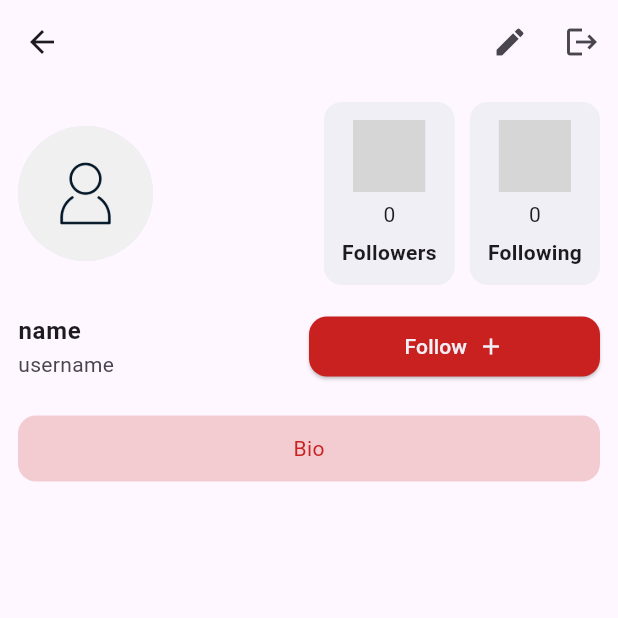
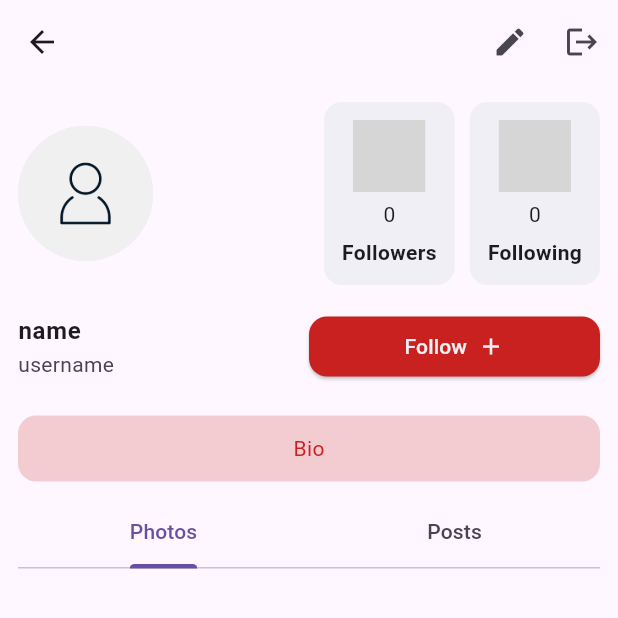
Before and after one commit to karemAlsayed/social_media_app, a Flutter app: the ProfilePage screen opened directly, on a phone screen of 412 x 824 dp, the top half of it. Run offline on Flutter 3.47's test engine with Material 3 defaults, Android fonts, the phone set to English and light mode, and no system bars; our stand-ins replace cloud_firestore, firebase_auth, firebase_core, firebase_storage, flutter_svg, gap and 2 more; missing offline and left inert: image_stack; accounts and stored records are empty; grey boxes are pictures that could not be loaded.

Commit message:
profile is done

```diff
--- a/lib/screens/profile.dart
+++ b/lib/screens/profile.dart
@@ -1,8 +1,11 @@
+import 'package:cloud_firestore/cloud_firestore.dart';
 import 'package:firebase_auth/firebase_auth.dart';
 import 'package:flutter/material.dart';
 import 'package:gap/gap.dart';
 import 'package:image_stack/image_stack.dart';
 import 'package:social_media_app/colors/app_colors.dart';
+import 'package:social_media_app/widgets/post_card.dart';
+import 'package:social_media_app/widgets/posts_grid_view.dart';
 
 class ProfilePage extends StatefulWidget {
   const ProfilePage({super.key});
@@ -11,19 +14,16 @@ class ProfilePage extends StatefulWidget {
   State<ProfilePage> createState() => _HomePageState();
 }
 
-class _HomePageState extends State<ProfilePage> {
+class _HomePageState extends State<ProfilePage> with TickerProviderStateMixin {
+  late TabController tabController = TabController(length: 2, vsync: this);
   @override
   Widget build(BuildContext context) {
     return Scaffold(
-
       appBar: AppBar(
         actions: [
-          IconButton(onPressed: () {
-
-          }, icon: const Icon(Icons.edit)),
+          IconButton(onPressed: () {}, icon: const Icon(Icons.edit)),
           IconButton(
               onPressed: () async {
-
                 await FirebaseAuth.instance.signOut();
               },
               icon: const Icon(Icons.logout))
@@ -35,15 +35,16 @@ class _HomePageState extends State<ProfilePage> {
           children: [
             Row(
               children: [
-                const CircleAvatar(radius: 45,backgroundImage: AssetImage('assets/profile.png'),),
+                const CircleAvatar(
+                  radius: 45,
+                  backgroundImage: AssetImage('assets/profile.png'),
+                ),
                 const Spacer(),
                 Container(
                   padding: const EdgeInsets.all(12),
                   decoration: BoxDecoration(
                       color: kWhiteColor,
-                    borderRadius: BorderRadius.circular(12)
-
-                  ),
+                      borderRadius: BorderRadius.circular(12)),
                   child: Column(
                     children: [
                       ImageStack(
@@ -51,14 +52,18 @@ class _HomePageState extends State<ProfilePage> {
                           imageBorderWidth: 1,
                           imageBorderColor: Colors.white,
                           imageSource: ImageSource.Asset,
-                        imageList: const[
+                          imageList: const [
                             'assets/woman.png',
                             'assets/man.png'
-                        ], totalCount: 2),
+                          ],
+                          totalCount: 2),
                       const Gap(5),
                       const Text('0'),
                       const Gap(5),
-                        const Text('Followers',style: TextStyle(fontWeight: FontWeight.w700),)
+                      const Text(
+                        'Followers',
+                        style: TextStyle(fontWeight: FontWeight.w700),
+                      )
                     ],
                   ),
                 ),
@@ -67,9 +72,7 @@ class _HomePageState extends State<ProfilePage> {
                   padding: const EdgeInsets.all(12),
                   decoration: BoxDecoration(
                       color: kWhiteColor,
-                    borderRadius: BorderRadius.circular(12)
-
-                  ),
+                      borderRadius: BorderRadius.circular(12)),
                   child: Column(
                     children: [
                       ImageStack(
@@ -77,18 +80,21 @@ class _HomePageState extends State<ProfilePage> {
                           imageBorderWidth: 1,
                           imageBorderColor: Colors.white,
                           imageSource: ImageSource.Asset,
-                        imageList: const[
+                          imageList: const [
                             'assets/woman.png',
                             'assets/man.png'
-                        ], totalCount: 2),
+                          ],
+                          totalCount: 2),
                       const Gap(5),
                       const Text('0'),
                       const Gap(5),
-                        const Text('Following',style: TextStyle(fontWeight: FontWeight.w700),)
+                      const Text(
+                        'Following',
+                        style: TextStyle(fontWeight: FontWeight.w700),
+                      )
                     ],
                   ),
                 ),
-
               ],
             ),
             const Gap(5),
@@ -97,7 +103,10 @@ class _HomePageState extends State<ProfilePage> {
                 const Expanded(
                   child: ListTile(
                     contentPadding: EdgeInsets.all(0),
-                    title: Text('name',style: TextStyle(fontWeight: FontWeight.bold),),
+                    title: Text(
+                      'name',
+                      style: TextStyle(fontWeight: FontWeight.bold),
+                    ),
                     subtitle: Text('username'),
                   ),
                 ),
@@ -105,14 +114,11 @@ class _HomePageState extends State<ProfilePage> {
                   child: ElevatedButton(
                       style: ElevatedButton.styleFrom(
                           shape: RoundedRectangleBorder(
-                        borderRadius: BorderRadius.circular(12)
-                      ),
+                              borderRadius: BorderRadius.circular(12)),
                           foregroundColor: kWhiteColor,
-                      backgroundColor: kPrimaryColor
-                    ),
-                    onPressed: () {
-
-                  }, child: const Row(
+                          backgroundColor: kPrimaryColor),
+                      onPressed: () {},
+                      child: const Row(
                         crossAxisAlignment: CrossAxisAlignment.center,
                         mainAxisAlignment: MainAxisAlignment.center,
                         children: [
@@ -122,22 +128,89 @@ class _HomePageState extends State<ProfilePage> {
                         ],
                       )),
                 )
-
               ],
             ),
             const Gap(10),
             Row(
               children: [
-                Expanded(child: Container(
-                  child: Center(child: Text('Bio',style: TextStyle(color: kPrimaryColor),)),
+                Expanded(
+                  child: Container(
                     padding: const EdgeInsets.all(12),
                     decoration: BoxDecoration(
                         color: kPrimaryColor.withOpacity(0.2),
-                    borderRadius: BorderRadius.circular(12)
+                        borderRadius: BorderRadius.circular(12)),
+                    child: Center(
+                        child: Text(
+                      'Bio',
+                      style: TextStyle(color: kPrimaryColor),
+                    )),
                   ),
-                ))
+                ),
               ],
+            ),
+            const Gap(10),
+            TabBar(
+              controller: tabController,
+              tabs: const [
+                Tab(
+                  text: 'Photos',
+                ),
+                Tab(
+                  text: 'Posts',
+                ),
+              ],
+            ),
+            Expanded(
+              child: TabBarView(
+                controller: tabController,
+                children: [
+                  FutureBuilder(
+                    future:
+                        FirebaseFirestore.instance.collection('posts').where('userId', isEqualTo: FirebaseAuth.instance.currentUser!.uid).get(),
+                    builder: (context, AsyncSnapshot snapshot) {
+                      if (snapshot.hasError) {
+                        return const Text('error');
+                      }
+                      if (snapshot.connectionState == ConnectionState.done) {
+                        return PostsGridView(
+                          snapshot: snapshot,
+                        );
+                      }
+                      return const Center(child: CircularProgressIndicator());
+                    },
+                  ),
+                  FutureBuilder(
+                    future:
+                        FirebaseFirestore.instance.collection('posts').where('userId', isEqualTo: FirebaseAuth.instance.currentUser!.uid).get(),
+                    builder: (context, AsyncSnapshot snapshot) {
+                      if (snapshot.hasError) {
+                        return const Text('error');
+                      }
+                      if (snapshot.connectionState == ConnectionState.done) {
+                        return ListView.builder(
+                          itemCount: snapshot.data.docs.length,
+                          itemBuilder: (context, index) {
+                            dynamic item = snapshot.data.docs[index];
+                            dynamic data = snapshot.data! as dynamic;
+
+                            return PostCard(
+                              description: data.docs[index]['description'],
+                              image: item['postImage'],
+                              name: item['displayName'],
+                              profileImage: item['userProfilePicture'],
+                              // ignore: prefer_interpolation_to_compose_strings
+                              userName: '@' + item["userName"],
+                              date: item['date'].toDate().toString(),
+                            );
+                          },
+                        );
+                      }
+                      return const Center(child: CircularProgressIndicator());
+                    },
                   )
+                ],
+              ),
+            ),
           ],
         ),
       ),
--- /dev/null
+++ b/lib/widgets/posts_grid_view.dart
@@ -0,0 +1,28 @@
+import 'package:flutter/material.dart';
+
+class PostsGridView extends StatelessWidget {
+  const PostsGridView(
+      {super.key,  required this.snapshot});
+
+  final AsyncSnapshot snapshot;
+
+  @override
+  Widget build(BuildContext context) {
+    return GridView.builder(
+      itemCount: snapshot.data.docs.length,
+      gridDelegate: const SliverGridDelegateWithFixedCrossAxisCount(
+          crossAxisCount: 3, crossAxisSpacing: 3, mainAxisSpacing: 3),
+      itemBuilder: (context, index) {
+        dynamic item = snapshot.data.docs[index];
+
+        return Container(
+          decoration:
+
+              BoxDecoration(image: DecorationImage(
+                fit: BoxFit.fill,
+                image: NetworkImage(item['postImage']))),
+        );
+      },
+    );
+  }
+}
```
Lines whose indentation alone changed are shown as unchanged.
